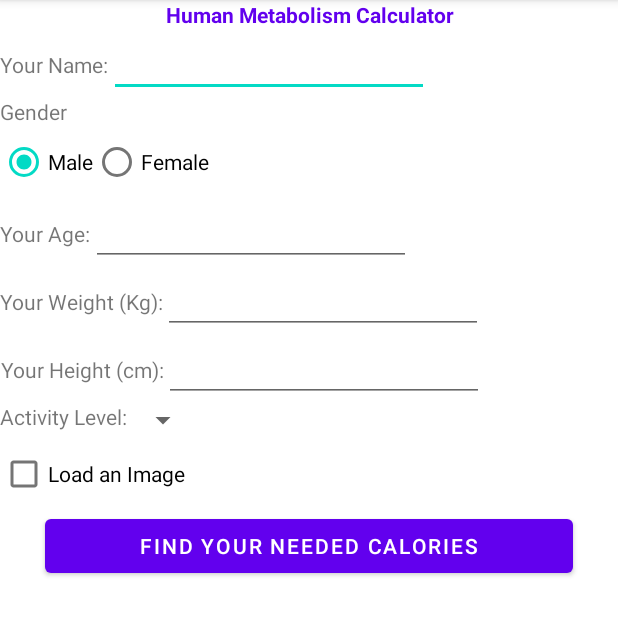
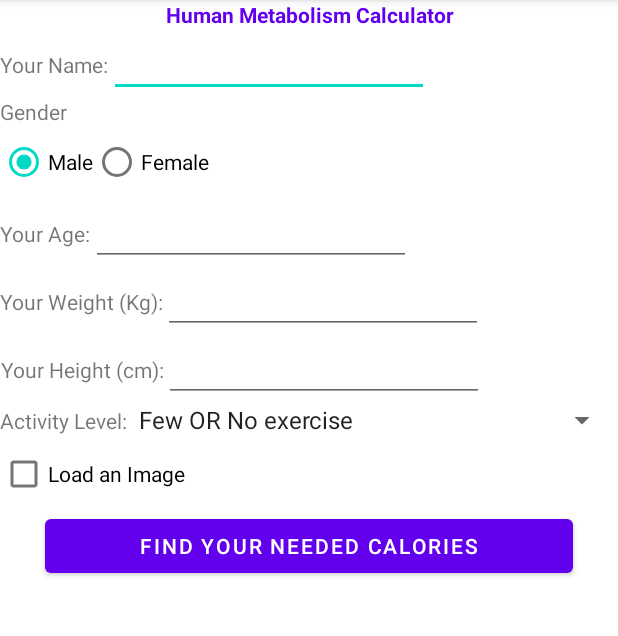
Before and after one commit to jovichenmcintyrecentenial/test_1_android, an Android app: the screen it shows after launch (MainActivity), on a phone screen of 412 x 824 dp, the part 84-720 px from its top. Run offline under Robolectric (Android 15) with nearby library versions, the phone set to English and light mode, and no system bars.

```diff
--- a/app/src/main/java/com/centennial/jovichenmcintyre_mapd711_001_test/MainActivity.kt
+++ b/app/src/main/java/com/centennial/jovichenmcintyre_mapd711_001_test/MainActivity.kt
@@ -4,9 +4,7 @@ import android.content.Intent
 import androidx.appcompat.app.AppCompatActivity
 import android.os.Bundle
 import android.view.View
-import android.widget.EditText
-import android.widget.RadioButton
-import android.widget.Toast
+import android.widget.*
 import com.centennial.jovichenmcintyre_mapd711_001_assignment2.exceptions.UserInputException
 import com.google.gson.Gson
 
@@ -16,9 +14,11 @@ class MainActivity : AppCompatActivity() {
     private lateinit var  age: EditText
     private lateinit var  weight: EditText
     private lateinit var  height: EditText
+    private lateinit var  spinner: Spinner
 
     private lateinit var gender:String;
     private lateinit var activityLevel:String
+    private lateinit var loadImageCheckbox:CheckBox
     private var loadImage:Boolean = false
 
 
@@ -41,6 +41,36 @@ class MainActivity : AppCompatActivity() {
     override fun onCreate(savedInstanceState: Bundle?) {
         super.onCreate(savedInstanceState)
         setContentView(R.layout.activity_main)
+
+        name = findViewById(R.id.name)
+        age = findViewById(R.id.age)
+        weight = findViewById(R.id.weight)
+        height = findViewById(R.id.height)
+        spinner = findViewById(R.id.spinner)
+        loadImageCheckbox = findViewById(R.id.checkBox)
+
+
+
+        ArrayAdapter.createFromResource(
+            this,
+            R.array.string_exercise_frequency,
+            android.R.layout.simple_spinner_item
+        ).also { adapter ->
+            adapter.setDropDownViewResource(android.R.layout.simple_spinner_dropdown_item)
+            spinner.adapter = adapter
+        }
+
+        spinner.onItemSelectedListener = object :
+            AdapterView.OnItemSelectedListener {
+            override fun onNothingSelected(parent: AdapterView<*>?) {
+
+            }
+
+            override fun onItemSelected(parent: AdapterView<*>?, view: View?, position: Int, id: Long) {
+                activityLevel = resources.getStringArray(R.array.string_exercise_frequency)[position]
+            }
+
+        }
     }
 
     fun onSelectRadioButton(view: View) {
@@ -62,6 +92,10 @@ class MainActivity : AppCompatActivity() {
         try{
             if(isDataValid()){
 
+                if (loadImageCheckbox.isChecked) {
+                    loadImage = true
+                }
+
                 val newIntent = Intent(this,OutputActivity::class.java)
                 startActivity(newIntent)
 
```
